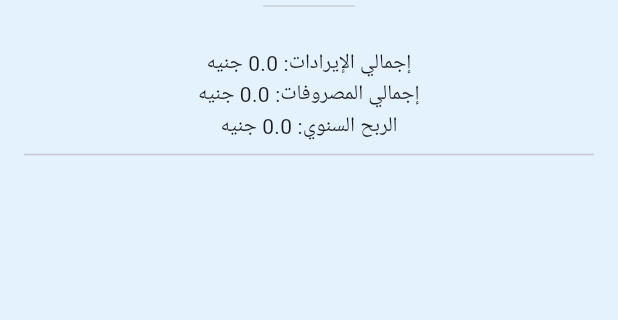
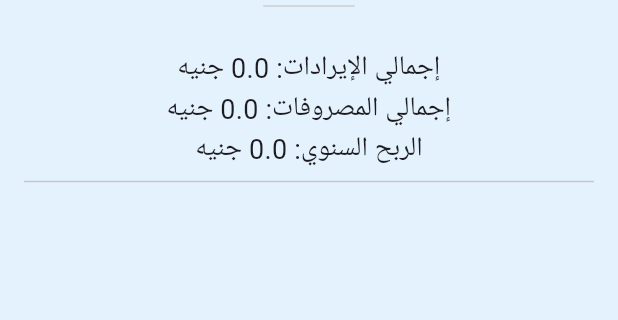
Before and after one commit to abd0-kha1ed/pharmacy, a Flutter app: the YearlyProfitsTabBar screen opened directly with empty values, on a phone screen of 412 x 824 dp, the part 54-374 px from its top. Run offline on Flutter 3.47's test engine with Material 3 defaults, Android fonts, the light colour scheme and no system bars; our stand-ins replace cloud_firestore, firebase_core, google_fonts; accounts and stored records are empty; Roboto replaces fonts that are missing (Cairo).

Commit message:
final editing

```diff
--- a/lib/constant.dart
+++ b/lib/constant.dart
@@ -2,8 +2,8 @@ import 'package:flutter/material.dart';
 
 const kPrimaryColor = Color(0xff3F51B5);
 const kAccentColor = Color(0xffE91E63);
-const kBackgroundColor = Color(0xffE3F2FD);
+const kBackgroundColor = Color(0xFFE3F2FD);
 const kTextColor1 = Color(0xffFFFFFF);
 const kButtonColor = Color(0xffEF476F);
 const kTextColor2 = Color(0xff212121);
-const kCardColor = Color(0xff9FA8DA);
+const kCardColor = Color(0xffBBDBFB);
--- a/lib/features/home/presentation/manger/models/exports_model.dart
+++ b/lib/features/home/presentation/manger/models/exports_model.dart
@@ -18,7 +18,7 @@ class ExportsModel {
     return ExportsModel(
       id: id,
       amount: (jsonData['amount'] as num).toDouble(),
-      note: jsonData['note'] ?? '',
+      note: jsonData['notes'] ?? '',
       createdAt: (jsonData['createdAt'] != null)
           ? (jsonData['createdAt'] as Timestamp).toDate()
           : null,
--- a/lib/features/home/presentation/manger/models/pharmacy_model.dart
+++ b/lib/features/home/presentation/manger/models/pharmacy_model.dart
@@ -7,12 +7,10 @@ class PharmacyModel {
     required this.pharmacyId,
   });
 
-  // دالة التحويل من JSON
   factory PharmacyModel.fromJson(Map<String, dynamic> jsonData) {
     return PharmacyModel(
-      // تأكد من أن أسماء الحقول تطابق تلك الموجودة في Firestore
-      pharmacyName: jsonData['name'] ?? 'Unnamed Pharmacy',  // معالجة في حال عدم وجود الاسم
-      pharmacyId: jsonData['id'] ?? 'Unknown ID',  // يجب إضافة معرف المستند عند استرجاعه
+      pharmacyName: jsonData['name'] ?? 'Unnamed Pharmacy',
+      pharmacyId: jsonData['id'] ?? 'Unknown ID',
     );
   }
 }
--- a/lib/features/home/presentation/manger/models/revenue_model.dart
+++ b/lib/features/home/presentation/manger/models/revenue_model.dart
@@ -17,7 +17,7 @@ class RevenueModel {
     return RevenueModel(
       id: id,
       amount: (jsonData['amount'] as num).toDouble(),
-      note: jsonData['note'] ?? '',
+      note: jsonData['notes'] ?? '',
       createdAt: (jsonData['createdAt'] != null)
           ? (jsonData['createdAt'] as Timestamp).toDate()
           : null,
--- a/lib/features/home/presentation/view/widgets/home_view_body.dart
+++ b/lib/features/home/presentation/view/widgets/home_view_body.dart
@@ -103,7 +103,7 @@ class _HomeViewBodyState extends State<HomeViewBody> {
         backgroundColor: kPrimaryColor,
       ),
       body: const Padding(
-        padding: EdgeInsets.symmetric(vertical: 16),
+        padding: EdgeInsets.symmetric(vertical: 16, horizontal: 16),
         child: PharmacyCardListView(),
       ),
       floatingActionButton: FloatingActionButton(
--- a/lib/features/home/presentation/view/widgets/partner_tab_bar.dart
+++ b/lib/features/home/presentation/view/widgets/partner_tab_bar.dart
@@ -161,7 +161,7 @@ class _PartnerTabBarState extends State<PartnerTabBar> {
             Row(
               children: [
                 const Text(
-                  'صافي الربح: ',
+                  'صافي الربح:   ',
                   style: TextStyle(
                       fontSize: 18,
                       fontWeight: FontWeight.bold,
@@ -169,7 +169,7 @@ class _PartnerTabBarState extends State<PartnerTabBar> {
                   textAlign: TextAlign.center,
                 ),
                 Text(
-                  '$netProfit جنيه',
+                  '$netProfit  جنيه',
                   style: const TextStyle(fontSize: 18, color: Colors.black),
                   textAlign: TextAlign.center,
                 ),
--- a/lib/features/home/presentation/view/widgets/pharmacy_card.dart
+++ b/lib/features/home/presentation/view/widgets/pharmacy_card.dart
@@ -25,7 +25,10 @@ class PharmacyCard extends StatelessWidget {
         color: kCardColor,
         child: ListTile(
           title: Text(pharmacy.pharmacyName),
-          leading: const Icon(Icons.local_pharmacy),
+          leading: const Icon(
+            Icons.local_pharmacy,
+            color: kTextColor2,
+          ),
         ),
       ),
     );
--- a/lib/features/home/presentation/view/widgets/yearly_profits_tab_bar.dart
+++ b/lib/features/home/presentation/view/widgets/yearly_profits_tab_bar.dart
@@ -79,9 +79,18 @@ class _YearlyProfitsTabBarState extends State<YearlyProfitsTabBar> {
                     return Column(
                       children: [
                         const SizedBox(height: 20),
-                        Text('إجمالي الإيرادات: $totalRevenue جنيه'),
-                        Text('إجمالي المصروفات: $totalExpenses جنيه'),
-                        Text('الربح السنوي: $totalProfit جنيه'),
+                        Text(
+                          'إجمالي الإيرادات: $totalRevenue جنيه',
+                          style: const TextStyle(fontSize: 18),
+                        ),
+                        Text(
+                          'إجمالي المصروفات: $totalExpenses جنيه',
+                          style: const TextStyle(fontSize: 18),
+                        ),
+                        Text(
+                          'الربح السنوي: $totalProfit جنيه',
+                          style: const TextStyle(fontSize: 18),
+                        ),
                         const Divider(),
                         displayPartnerProfits(),
                       ],
@@ -119,9 +128,18 @@ class _YearlyProfitsTabBarState extends State<YearlyProfitsTabBar> {
               return Card(
                 color: kCardColor,
                 child: ListTile(
-                  title: Text('شريك: ${partner.partnerName}'),
-                  subtitle: Text('نسبة الشريك: ${partner.sharePercentage}%'),
-                  trailing: Text('نصيب الشريك من الأرباح: $partnerProfit جنيه'),
+                  title: Text(
+                    'شريك: ${partner.partnerName}',
+                    style: const TextStyle(fontSize: 18),
+                  ),
+                  subtitle: Text(
+                    'نسبة الشريك: ${partner.sharePercentage}%',
+                    style: const TextStyle(fontSize: 18),
+                  ),
+                  trailing: Text(
+                    'نصيب الشريك من الأرباح: $partnerProfit جنيه',
+                    style: const TextStyle(fontSize: 18),
+                  ),
                 ),
               );
             }).toList(),
```
Also changed, not shown: lib/features/home/presentation/view/widgets/exports_card_list_view.dart (+8 -3 lines), lib/features/home/presentation/view/widgets/revenue_card_list_view.dart (+7 -9 lines).
